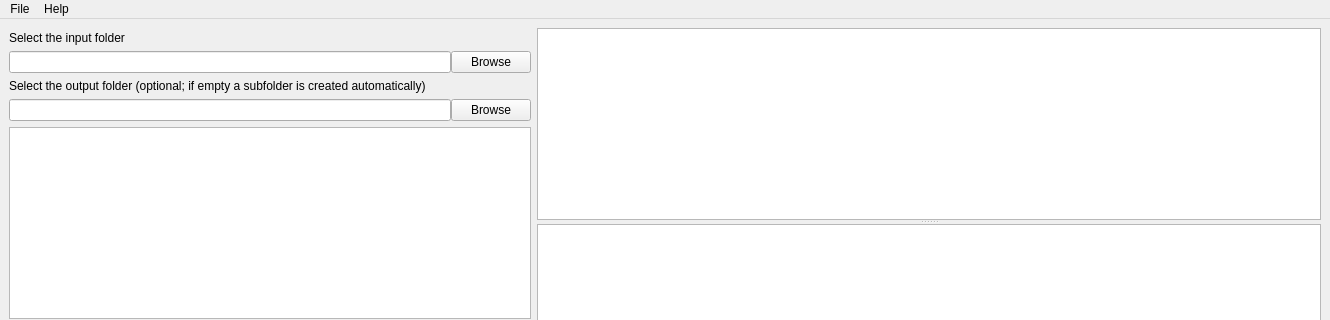
Before: the Qt Designer form src/main/resources/base/form.ui in ElsevierSoftwareX/SOFTX-D-21-00010, drawn with Qt 5; both pictures show x 0 to 1330 and y 0 to 320 of the 1330 by 780 pixel window.
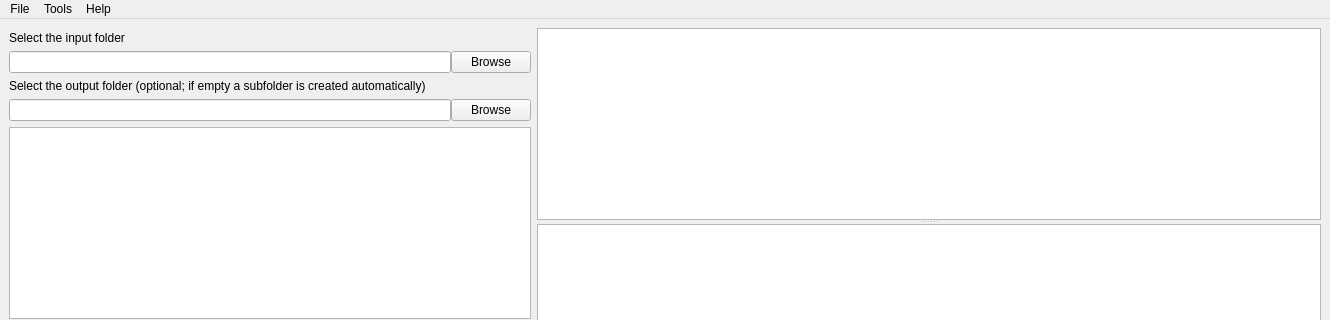
After: the same form once the commit is applied. Custom widgets are drawn as their Qt base class.

Commit message: Add qr label generator from csv

```diff
--- a/src/main/resources/base/form.ui
+++ b/src/main/resources/base/form.ui
@@ -238,7 +238,7 @@
      <x>0</x>
      <y>0</y>
      <width>1330</width>
-     <height>26</height>
+     <height>21</height>
     </rect>
    </property>
    <widget class="QMenu" name="menuFile">
@@ -259,7 +259,14 @@
     <addaction name="separator"/>
     <addaction name="actionAbout"/>
    </widget>
+   <widget class="QMenu" name="menuTools">
+    <property name="title">
+     <string>Tools</string>
+    </property>
+    <addaction name="action_gen_qr_labels"/>
+   </widget>
    <addaction name="menuFile"/>
+   <addaction name="menuTools"/>
    <addaction name="menuAbout"/>
   </widget>
   <widget class="QStatusBar" name="statusbar"/>
```
Left out of the diff: 5 changed lines with no effect on the pictures. The commit also changes 2 other files.
